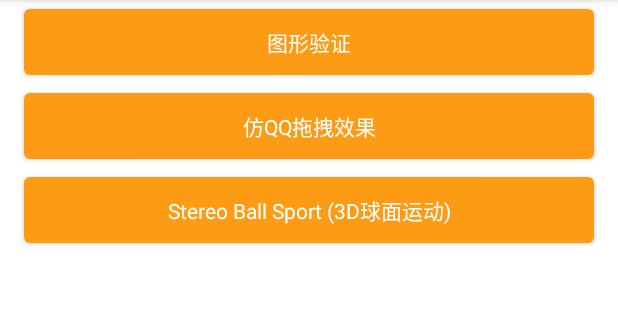
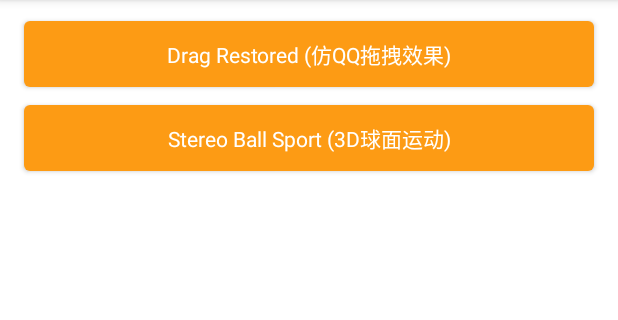
Before and after one commit to chuwuwang/open-android-view, an Android app: the AnimationActivity screen opened directly, with no data from a screen before it, on a phone screen of 412 x 824 dp, the part 84-404 px from its top. Run offline under Robolectric (Android 15) with nearby library versions, the phone set to English and light mode, and no system bars.

Commit message:
feat: add drag restored view

```diff
--- a/app/src/main/AndroidManifest.xml
+++ b/app/src/main/AndroidManifest.xml
@@ -32,12 +32,8 @@
         <activity android:name=".ui.container.FlipStereoLayoutActivity" />
 
         <activity android:name=".ui.animation.AnimationActivity" />
+        <activity android:name=".ui.animation.DragRestoredViewActivity" />
         <activity android:name=".ui.animation.StereoBallSportViewActivity" />
-
-        <activity
-            android:name="common.ui.animation.QQDragEffectActivity"
-            android:exported="false" />
-
 
     </application>
 
--- a/app/src/main/java/com/cat/view/customize/container/MarqueeLayout.kt
+++ b/app/src/main/java/com/cat/view/customize/container/MarqueeLayout.kt
@@ -16,7 +16,7 @@ import android.widget.LinearLayout
 import androidx.core.graphics.withSave
 import androidx.core.view.setPadding
 import com.cat.view.R
-import com.cat.view.touch.dp
+import com.cat.view.util.dp
 
 class MarqueeLayout @JvmOverloads constructor(
     context: Context,
--- a/app/src/main/java/com/cat/view/customize/image/GraphicsVerifyView.kt
+++ b/app/src/main/java/com/cat/view/customize/image/GraphicsVerifyView.kt
@@ -11,6 +11,7 @@ import android.graphics.PorterDuff
 import android.graphics.PorterDuffXfermode
 import android.graphics.RectF
 import android.util.AttributeSet
+import android.util.Log
 import android.view.MotionEvent
 import android.view.View
 import com.cat.view.R
@@ -47,9 +48,13 @@ class GraphicsVerifyView @JvmOverloads constructor(
     private var currentDegrees = 0f // 当前图片角度
 
     companion object {
+
+        private const val TAG = "GraphicsVerifyView"
+
         private const val STATUS_DEFAULT = 0
         private const val STATUS_FAILURE = 1
         private const val STATUS_SUCCESS = 2
+
     }
 
     init {
@@ -103,6 +108,7 @@ class GraphicsVerifyView @JvmOverloads constructor(
                 } else {
                     STATUS_FAILURE
                 }
+                Log.e(TAG, "verify status: $status")
                 isTouch = false
                 invalidate()
             }
--- a/app/src/main/java/com/cat/view/ui/MainActivity.kt
+++ b/app/src/main/java/com/cat/view/ui/MainActivity.kt
@@ -10,12 +10,12 @@ import androidx.appcompat.app.AppCompatActivity
 import androidx.recyclerview.widget.RecyclerView
 import androidx.recyclerview.widget.StaggeredGridLayoutManager
 import com.cat.view.R
-import com.cat.view.openActivity
 import com.cat.view.ui.animation.AnimationActivity
 import com.cat.view.ui.container.ContainerActivity
 import com.cat.view.ui.draw1.Draw1Activity
 import com.cat.view.ui.image.ImageActivity
 import com.cat.view.ui.text.TextActivity
+import com.cat.view.util.openActivity
 
 class MainActivity : AppCompatActivity() {
 
--- a/app/src/main/java/com/cat/view/ui/animation/AnimationActivity.kt
+++ b/app/src/main/java/com/cat/view/ui/animation/AnimationActivity.kt
@@ -1,10 +1,8 @@
 package com.cat.view.ui.animation
 
 import com.cat.view.databinding.ActivityAnimationMainBinding
-import com.cat.view.openActivity
 import com.cat.view.ui.ViewBindingActivity
-import com.cat.view.ui.image.GraphicsVerifyViewActivity
-import common.ui.animation.QQDragEffectActivity
+import com.cat.view.util.openActivity
 
 class AnimationActivity : ViewBindingActivity<ActivityAnimationMainBinding>() {
 
@@ -13,9 +11,8 @@ class AnimationActivity : ViewBindingActivity<ActivityAnimationMainBinding>() {
     }
 
     private fun initView() {
-        binding.qqDragEffectBtn.setOnClickListener { openActivity<QQDragEffectActivity>() }
+        binding.btnDragRestored.setOnClickListener { openActivity<DragRestoredViewActivity>() }
         binding.btnStereoBallSport.setOnClickListener { openActivity<StereoBallSportViewActivity>() }
-        binding.graphicsVerifyBtn.setOnClickListener { openActivity<GraphicsVerifyViewActivity>() }
     }
 
 }
--- a/app/src/main/java/com/cat/view/ui/container/ContainerActivity.kt
+++ b/app/src/main/java/com/cat/view/ui/container/ContainerActivity.kt
@@ -1,8 +1,8 @@
 package com.cat.view.ui.container
 
 import com.cat.view.databinding.ActivityContainerMainBinding
-import com.cat.view.openActivity
 import com.cat.view.ui.ViewBindingActivity
+import com.cat.view.util.openActivity
 
 class ContainerActivity : ViewBindingActivity<ActivityContainerMainBinding>() {
 
--- a/app/src/main/java/com/cat/view/ui/image/ImageActivity.kt
+++ b/app/src/main/java/com/cat/view/ui/image/ImageActivity.kt
@@ -1,8 +1,8 @@
 package com.cat.view.ui.image
 
 import com.cat.view.databinding.ActivityImageMainBinding
-import com.cat.view.openActivity
 import com.cat.view.ui.ViewBindingActivity
+import com.cat.view.util.openActivity
 
 class ImageActivity : ViewBindingActivity<ActivityImageMainBinding>() {
 
--- a/app/src/main/java/com/cat/view/ui/text/TextActivity.kt
+++ b/app/src/main/java/com/cat/view/ui/text/TextActivity.kt
@@ -1,8 +1,8 @@
 package com.cat.view.ui.text
 
 import com.cat.view.databinding.ActivityTextMainBinding
-import com.cat.view.openActivity
 import com.cat.view.ui.ViewBindingActivity
+import com.cat.view.util.openActivity
 
 class TextActivity : ViewBindingActivity<ActivityTextMainBinding>() {
 
--- a/app/src/main/java/com/cat/view/Expand.kt
+++ b/app/src/main/java/com/cat/view/util/Expand.kt
@@ -1,4 +1,4 @@
-package com.cat.view
+package com.cat.view.util
 
 import android.app.Activity
 import android.content.Intent
--- a/app/src/main/res/layout/activity_touch_qq_drag_effect.xml
+++ b/app/src/main/res/layout/activity_animation_drag_restored_view.xml
@@ -3,7 +3,7 @@
     android:layout_width="match_parent"
     android:layout_height="match_parent">
 
-    <com.cat.view.touch.DragRestoredView
+    <com.cat.view.customize.animation.DragRestoredView
         android:layout_width="match_parent"
         android:layout_height="wrap_content" />
 
--- a/app/src/main/res/layout/activity_animation_main.xml
+++ b/app/src/main/res/layout/activity_animation_main.xml
@@ -5,29 +5,17 @@
     android:orientation="vertical">
 
     <com.google.android.material.button.MaterialButton
-        android:id="@+id/graphics_verify_btn"
+        android:id="@+id/btn_drag_restored"
         android:layout_width="match_parent"
         android:layout_height="56dp"
         android:layout_marginStart="16dp"
+        android:layout_marginTop="8dp"
         android:layout_marginEnd="16dp"
         android:gravity="center"
-        android:text="图形验证"
+        android:text="Drag Restored (仿QQ拖拽效果)"
         android:textAppearance="?android:attr/textAppearance"
         android:textColor="@android:color/white"
         android:textSize="14sp" />
-
-    <com.google.android.material.button.MaterialButton
-        android:id="@+id/qq_drag_effect_btn"
-        android:layout_width="match_parent"
-        android:layout_height="56dp"
-        android:layout_marginStart="16dp"
-        android:layout_marginEnd="16dp"
-        android:gravity="center"
-        android:text="仿QQ拖拽效果"
-        android:textAppearance="?android:attr/textAppearance"
-        android:textColor="@android:color/white"
-        android:textSize="14sp" />
-
 
     <com.google.android.material.button.MaterialButton
         android:id="@+id/btn_stereo_ball_sport"
```
Also changed, not shown: app/src/main/java/com/cat/view/customize/animation/DragRestoredView.kt (renamed from app/src/main/java/com/cat/view/touch/DragRestoredView.kt, +21 -17 lines), app/src/main/java/com/cat/view/ui/animation/DragRestoredViewActivity.kt (added, +12 -0 lines), app/src/main/java/com/cat/view/util/DP.kt (added, +9 -0 lines), app/src/main/java/common/ui/animation/QQDragEffectActivity.kt (deleted, +0 -12 lines).
